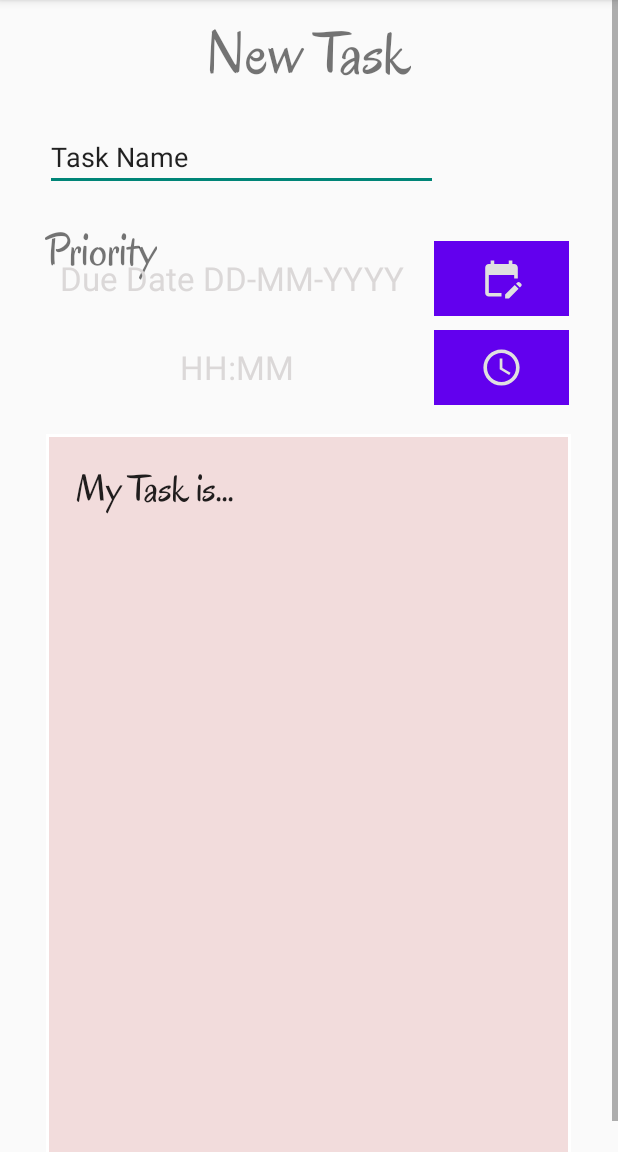
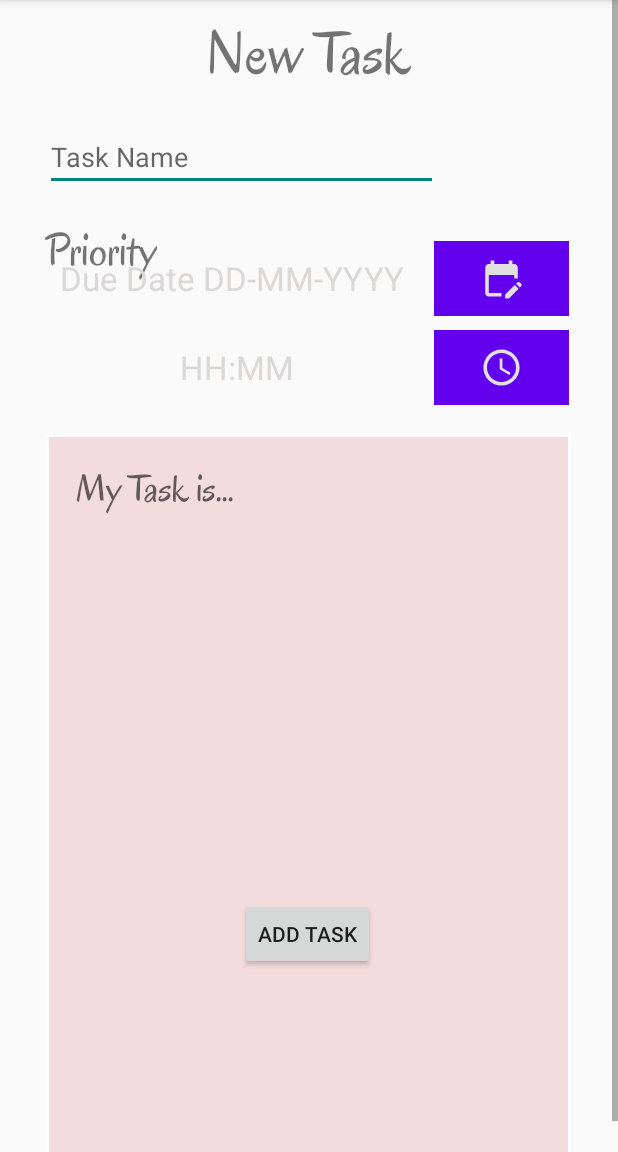
Before and after one commit to JoshuaBesei/HomeProject, an Android app: the fragment AddTasksFragment shown on its own in the app's theme, on a phone screen of 412 x 824 dp, the part 84-1236 px from its top. Run offline under Robolectric (Android 15) with nearby library versions, the phone set to English and light mode, and no system bars.

Commit message:
added buttons and changed the EditText texts to hints

```diff
--- a/app/src/main/res/layout/fragment_account.xml
+++ b/app/src/main/res/layout/fragment_account.xml
@@ -41,7 +41,7 @@
             android:layout_toRightOf="@+id/icon_profile"
             android:ems="10"
             android:inputType="text|textCapCharacters"
-            android:text="Full Name"
+            android:hint="Full Name"
             android:layout_marginRight="120dp"
             android:layout_marginLeft="30dp"
             android:layout_marginTop="10dp"/>
@@ -54,7 +54,7 @@
             android:layout_toRightOf="@+id/icon_profile"
             android:ems="10"
             android:inputType="text|textCapCharacters"
-            android:text="Display Name"
+            android:hint="Display Name"
             android:layout_marginRight="120dp"
             android:layout_marginLeft="30dp"
             />
--- a/app/src/main/res/layout/fragment_add_tasks.xml
+++ b/app/src/main/res/layout/fragment_add_tasks.xml
@@ -8,7 +8,6 @@
 
 
     <ScrollView
-        xmlns:android="http://schemas.android.com/apk/res/android"
         android:layout_width="match_parent"
         android:layout_height="match_parent">
 
@@ -36,7 +35,7 @@
                 android:layout_marginRight="120dp"
                 android:ems="10"
                 android:inputType="text|textCapCharacters"
-                android:text="Task Name" />
+                android:hint="Task Name" />
 
             <TextView
                 android:id="@+id/priority_text"
@@ -143,12 +142,21 @@
                 android:layout_marginTop="30dp"
                 android:layout_centerHorizontal="true"
                 android:background="@drawable/custom_rectangle_create_task"
-                android:text="My Task is..."
+                android:hint="My Task is..."
                 android:gravity="top|left"
                 android:paddingTop="20dp"
                 android:paddingLeft="20dp"
                 android:fontFamily="@font/oregano"
                 android:textSize="25sp"
+                />
+
+            <Button
+                android:layout_width="wrap_content"
+                android:layout_height="wrap_content"
+                android:layout_below="@id/selectedTime"
+                android:layout_marginTop="339dp"
+                android:layout_marginLeft="160dp"
+                android:text="Add Task"
                 />
         </RelativeLayout>
     </ScrollView>
```
